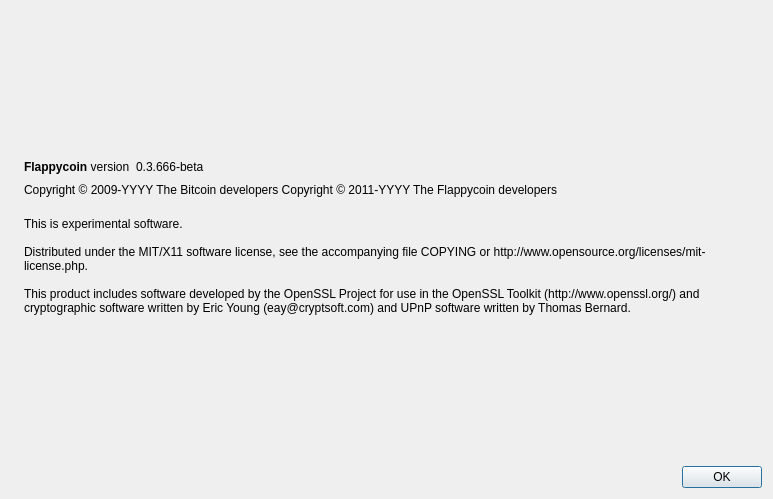
This is src/qt/forms/aboutdialog.ui in flappycoin-project/Flappycoin-Rebirth as Qt 5 draws it before an edit. The edited form follows.
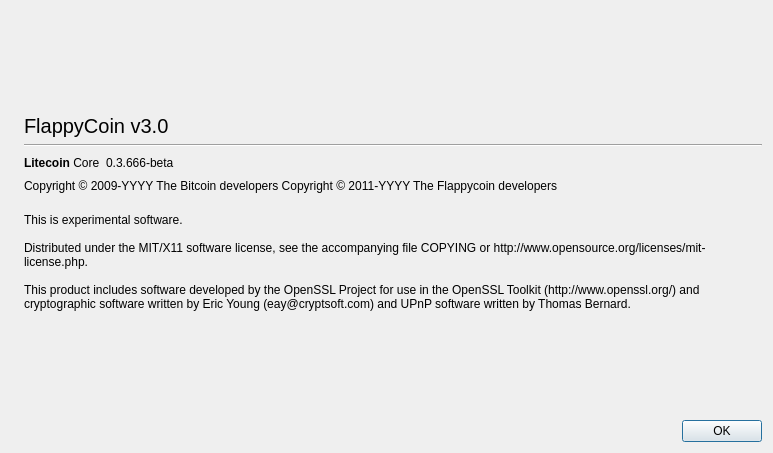
This is the edited form. Icons and pictures are not drawn.

The edit to the form file:
```diff
--- a/src/qt/forms/aboutdialog.ui
+++ b/src/qt/forms/aboutdialog.ui
@@ -7,7 +7,7 @@
     <x>0</x>
     <y>0</y>
     <width>773</width>
-    <height>499</height>
+    <height>453</height>
    </rect>
   </property>
   <property name="windowTitle">
@@ -42,6 +42,29 @@
        </property>
       </spacer>
      </item>
+     <item>
+      <layout class="QHBoxLayout" name="horizontalLayout_3">
+       <item>
+        <widget class="QLabel" name="label_3">
+         <property name="font">
+          <font>
+           <pointsize>15</pointsize>
+          </font>
+         </property>
+         <property name="text">
+          <string>FlappyCoin v3.0</string>
+         </property>
+        </widget>
+       </item>
+      </layout>
+     </item>
+     <item>
+      <widget class="Line" name="line">
+       <property name="orientation">
+        <enum>Qt::Horizontal</enum>
+       </property>
+      </widget>
+     </item>
      <item>
       <layout class="QHBoxLayout" name="horizontalLayout">
        <item>
@@ -50,7 +73,7 @@
           <cursorShape>IBeamCursor</cursorShape>
          </property>
          <property name="text">
-          <string>&lt;b&gt;Flappycoin&lt;/b&gt; version</string>
+          <string>&lt;html&gt;&lt;head/&gt;&lt;body&gt;&lt;p&gt;&lt;span style=&quot; font-weight:600;&quot;&gt;Litecoin &lt;/span&gt;Core&lt;/p&gt;&lt;/body&gt;&lt;/html&gt;</string>
          </property>
          <property name="textInteractionFlags">
           <set>Qt::LinksAccessibleByMouse|Qt::TextSelectableByKeyboard|Qt::TextSelectableByMouse</set>
```
